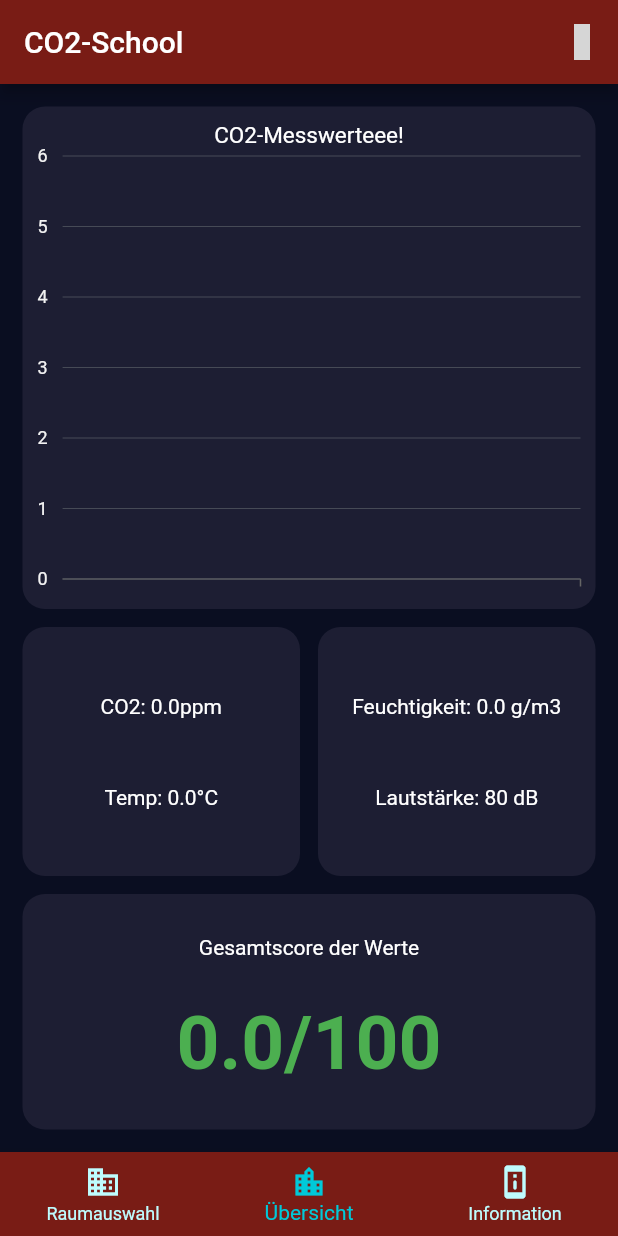
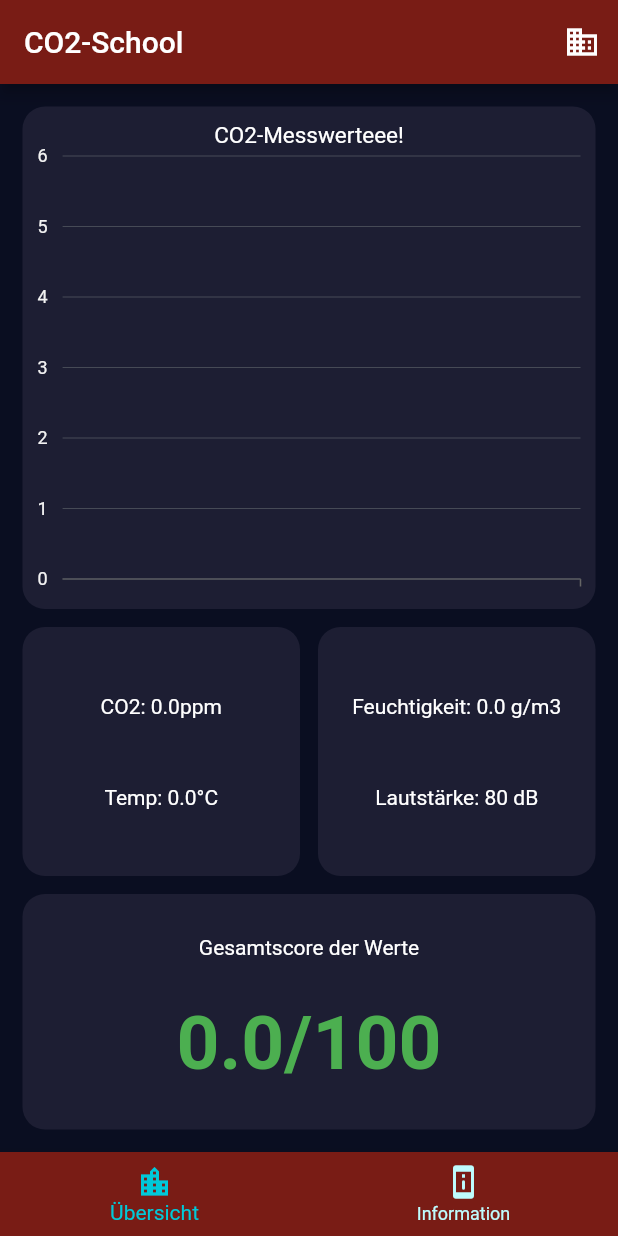
Before and after one commit to SirSimon04/flutter_co2, a Flutter app: the screen it shows after launch, on a phone screen of 412 x 824 dp. Run offline on Flutter 3.47's test engine with Material 2 defaults, Android fonts, the phone set to English and light mode, and no system bars; our stand-ins replace community_material_icon, syncfusion_flutter_charts; network calls fail; grey boxes are pictures that could not be loaded.

```diff
--- a/lib/components/constants.dart
+++ b/lib/components/constants.dart
@@ -11,3 +11,5 @@ const kExpandedCardActiveColor = Color(0xFF1D1E33);
 const double edgeInsetBig = 15.0;
 
 const double edgeInsetSmall = 6.0;
+
+List<String> roomList = ['T', 'A100', 'A102'];
--- a/lib/main.dart
+++ b/lib/main.dart
@@ -1,3 +1,5 @@
+import 'package:flutter_co2/screens/choose_room.dart';
+
 import 'manager.dart';
 import 'package:flutter/material.dart';
 
@@ -12,6 +14,7 @@ class MyApp extends StatelessWidget {
           primaryColor: Color(0xFF0A0E21),
           scaffoldBackgroundColor: Color(0xFF0A0E21),
         ),
+        routes: {'/roomPicker': (context) => RoomPickerWidget()},
         title: 'CO2',
         home: HomePage());
   }
--- a/lib/manager.dart
+++ b/lib/manager.dart
@@ -3,7 +3,7 @@ import 'package:flutter/material.dart';
 import 'package:flutter/widgets.dart';
 import 'components/constants.dart';
 import 'screens/choose_room.dart';
-import 'screens/co2_screen.dart';
+import 'package:flutter_co2/screens/co2_screen.dart';
 import 'screens/info.dart';
 import 'dart:io' show Platform;
 import 'package:community_material_icon/community_material_icon.dart';
@@ -14,18 +14,15 @@ class HomePage extends StatefulWidget {
 }
 
 class HomePageState extends State<HomePage> {
-  int selectedIndex = 1;
+  GlobalKey<Co2ScreenState> _globalKey = GlobalKey();
+
+  int selectedIndex = 0;
   final widgetOptions = [
+    Co2Screen(),
     InformationWidget(),
-    Co2Screen(),
-    RoomPickerWidget(),
   ];
 
   List<BottomNavigationBarItem> bottomNavigationBarItems = [
-    BottomNavigationBarItem(
-      icon: Icon(Icons.business),
-      label: 'Raumauswahl',
-    ),
     BottomNavigationBarItem(
       icon: Icon(Icons.location_city),
       label: 'Übersicht',
@@ -62,16 +59,20 @@ class HomePageState extends State<HomePage> {
   @override
   Widget build(BuildContext context) {
     return Scaffold(
+        key: _globalKey,
         appBar: AppBar(
           backgroundColor: kRedGew,
           title: Text('CO2-School'),
           actions: <Widget>[
             IconButton(
-              icon: const Icon(
-                CommunityMaterialIcons.reload,
+              icon: Icon(
+                Icons.business,
                 color: Colors.white,
               ),
-              onPressed: () {},
+              onPressed: () {
+                //TODO Implementation of reload
+                Navigator.pushNamed(context, '/roomPicker');
+              },
             ),
           ],
         ),
```
Also changed, not shown: lib/screens/choose_room.dart (+75 -4 lines).
